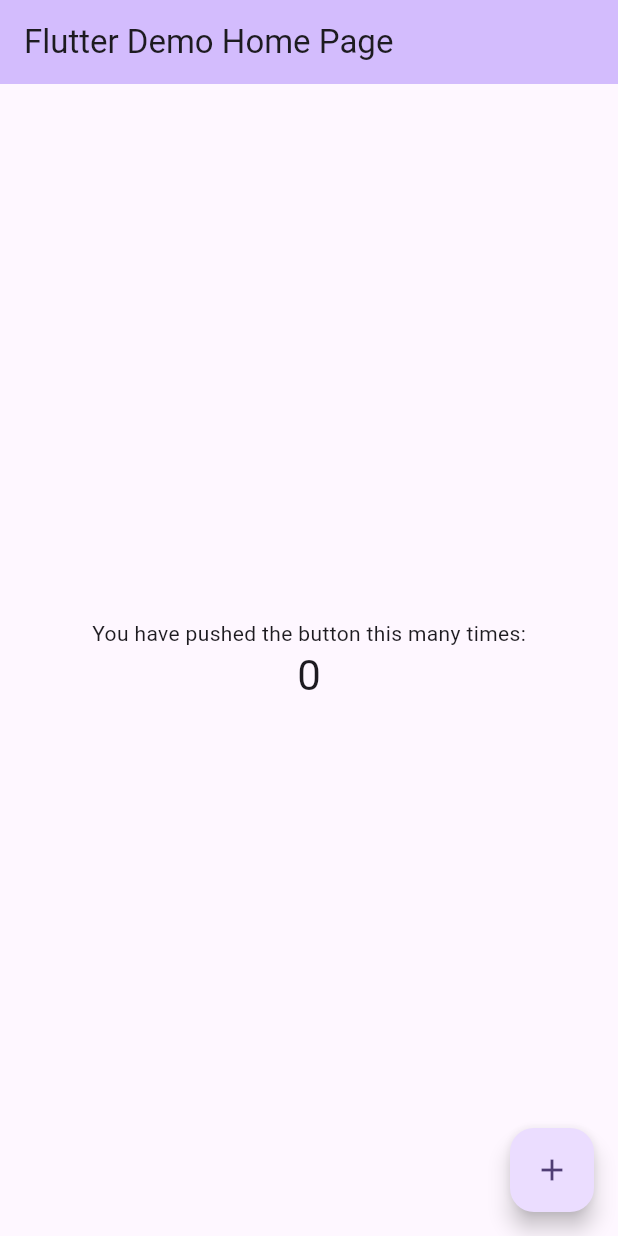
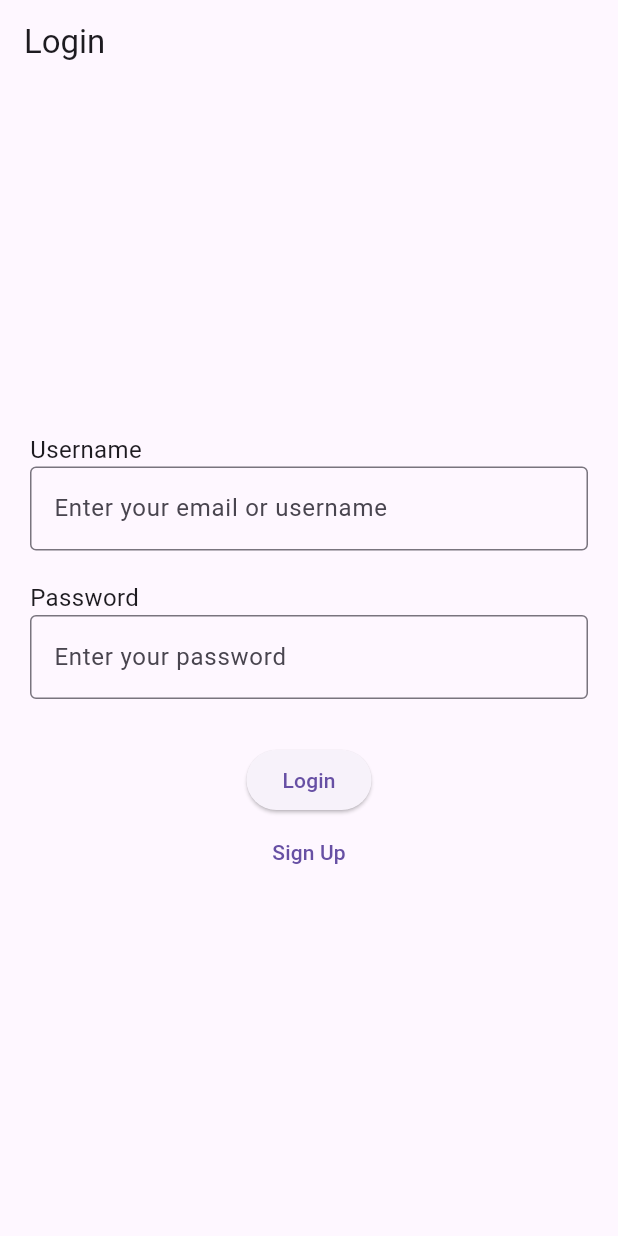
Before and after one commit to LakshyaGitHub98/task_manager, a Flutter app: the screen it shows after launch, on a phone screen of 412 x 824 dp. Run offline on Flutter 3.47's test engine with Material 3 defaults, Android fonts, the phone set to English and light mode, and no system bars.

```diff
--- a/frontend/task_manager/lib/main.dart
+++ b/frontend/task_manager/lib/main.dart
@@ -1,122 +1,25 @@
 import 'package:flutter/material.dart';
+import 'package:provider/provider.dart';
+import 'package:task_manager/provider/item_provider.dart';
+import 'package:task_manager/screens/auth_screen.dart';
 
 void main() {
-  runApp(const MyApp());
+  runApp(
+    ChangeNotifierProvider(
+      create: (_) => ItemProvider(),
+      child: MyApp(),
+    ),
+  );
 }
 
 class MyApp extends StatelessWidget {
-  const MyApp({super.key});
-
-  // This widget is the root of your application.
   @override
   Widget build(BuildContext context) {
     return MaterialApp(
-      title: 'Flutter Demo',
-      theme: ThemeData(
-        // This is the theme of your application.
-        //
-        // TRY THIS: Try running your application with "flutter run". You'll see
-        // the application has a purple toolbar. Then, without quitting the app,
-        // try changing the seedColor in the colorScheme below to Colors.green
-        // and then invoke "hot reload" (save your changes or press the "hot
-        // reload" button in a Flutter-supported IDE, or press "r" if you used
-        // the command line to start the app).
-        //
-        // Notice that the counter didn't reset back to zero; the application
-        // state is not lost during the reload. To reset the state, use hot
-        // restart instead.
-        //
-        // This works for code too, not just values: Most code changes can be
-        // tested with just a hot reload.
-        colorScheme: ColorScheme.fromSeed(seedColor: Colors.deepPurple),
-      ),
-      home: const MyHomePage(title: 'Flutter Demo Home Page'),
+      debugShowCheckedModeBanner: false,
+      title: 'Task Manager',
+      theme: ThemeData(primarySwatch: Colors.teal),
+      home: AuthScreen(),
     );
   }
 }
-
-class MyHomePage extends StatefulWidget {
-  const MyHomePage({super.key, required this.title});
-
-  // This widget is the home page of your application. It is stateful, meaning
-  // that it has a State object (defined below) that contains fields that affect
-  // how it looks.
-
-  // This class is the configuration for the state. It holds the values (in this
-  // case the title) provided by the parent (in this case the App widget) and
-  // used by the build method of the State. Fields in a Widget subclass are
-  // always marked "final".
-
-  final String title;
-
-  @override
-  State<MyHomePage> createState() => _MyHomePageState();
-}
-
-class _MyHomePageState extends State<MyHomePage> {
-  int _counter = 0;
-
-  void _incrementCounter() {
-    setState(() {
-      // This call to setState tells the Flutter framework that something has
-      // changed in this State, which causes it to rerun the build method below
-      // so that the display can reflect the updated values. If we changed
-      // _counter without calling setState(), then the build method would not be
-      // called again, and so nothing would appear to happen.
-      _counter++;
-    });
-  }
-
-  @override
-  Widget build(BuildContext context) {
-    // This method is rerun every time setState is called, for instance as done
-    // by the _incrementCounter method above.
-    //
-    // The Flutter framework has been optimized to make rerunning build methods
-    // fast, so that you can just rebuild anything that needs updating rather
-    // than having to individually change instances of widgets.
-    return Scaffold(
-      appBar: AppBar(
-        // TRY THIS: Try changing the color here to a specific color (to
-        // Colors.amber, perhaps?) and trigger a hot reload to see the AppBar
-        // change color while the other colors stay the same.
-        backgroundColor: Theme.of(context).colorScheme.inversePrimary,
-        // Here we take the value from the MyHomePage object that was created by
-        // the App.build method, and use it to set our appbar title.
-        title: Text(widget.title),
-      ),
-      body: Center(
-        // Center is a layout widget. It takes a single child and positions it
-        // in the middle of the parent.
-        child: Column(
-          // Column is also a layout widget. It takes a list of children and
-          // arranges them vertically. By default, it sizes itself to fit its
-          // children horizontally, and tries to be as tall as its parent.
-          //
-          // Column has various properties to control how it sizes itself and
-          // how it positions its children. Here we use mainAxisAlignment to
-          // center the children vertically; the main axis here is the vertical
-          // axis because Columns are vertical (the cross axis would be
-          // horizontal).
-          //
-          // TRY THIS: Invoke "debug painting" (choose the "Toggle Debug Paint"
-          // action in the IDE, or press "p" in the console), to see the
-          // wireframe for each widget.
-          mainAxisAlignment: MainAxisAlignment.center,
-          children: <Widget>[
-            const Text('You have pushed the button this many times:'),
-            Text(
-              '$_counter',
-              style: Theme.of(context).textTheme.headlineMedium,
-            ),
-          ],
-        ),
-      ),
-      floatingActionButton: FloatingActionButton(
-        onPressed: _incrementCounter,
-        tooltip: 'Increment',
-        child: const Icon(Icons.add),
-      ), // This trailing comma makes auto-formatting nicer for build methods.
-    );
-  }
-}
--- /dev/null
+++ b/frontend/task_manager/lib/models/user.dart
@@ -0,0 +1,37 @@
+// To parse this JSON data, do
+//
+//     final welcome = welcomeFromJson(jsonString);
+
+import 'dart:convert';
+
+User welcomeFromJson(String str) => User.fromJson(json.decode(str));
+
+String welcomeToJson(User data) => json.encode(data.toJson());
+
+class User {
+  String name;
+  String email;
+  String password;
+  DateTime createdAt;
+
+  User({
+    required this.name,
+    required this.email,
+    required this.password,
+    required this.createdAt,
+  });
+
+  factory User.fromJson(Map<String, dynamic> json) => User(
+    name: json["name"],
+    email: json["email"],
+    password: json["password"],
+    createdAt: DateTime.parse(json["createdAt"]),
+  );
+
+  Map<String, dynamic> toJson() => {
+    "name": name,
+    "email": email,
+    "password": password,
+    "createdAt": createdAt.toIso8601String(),
+  };
+}
--- a/frontend/task_manager/lib/screens/auth_screen.dart
+++ b/frontend/task_manager/lib/screens/auth_screen.dart
@@ -0,0 +1,86 @@
+import 'package:flutter/material.dart';
+import 'package:task_manager/screens/home_screen.dart';
+import 'package:task_manager/services/AuthChecker.dart'; // This should contain loginUser()
+import 'signup_screen.dart';
+class AuthScreen extends StatelessWidget {
+  final usernameController = TextEditingController();
+  final passwordController = TextEditingController();
+
+  @override
+  Widget build(BuildContext context) {
+    return Scaffold(
+      appBar: AppBar(title: Text('Login')),
+      body: Padding(
+        padding: const EdgeInsets.all(20.0),
+        child: Column(
+          mainAxisAlignment: MainAxisAlignment.center,
+          children: [
+            // Username Field
+            Align(
+              alignment: Alignment.centerLeft,
+              child: Text("Username", style: TextStyle(fontSize: 16)),
+            ),
+            TextField(
+              controller: usernameController,
+              keyboardType: TextInputType.emailAddress,
+              decoration: InputDecoration(
+                hintText: "Enter your email or username",
+                border: OutlineInputBorder(),
+              ),
+            ),
+            SizedBox(height: 20),
+
+            // Password Field
+            Align(
+              alignment: Alignment.centerLeft,
+              child: Text("Password", style: TextStyle(fontSize: 16)),
+            ),
+            TextField(
+              controller: passwordController,
+              obscureText: true,
+              decoration: InputDecoration(
+                hintText: "Enter your password",
+                border: OutlineInputBorder(),
+              ),
+            ),
+            SizedBox(height: 30),
+
+            // Login Button
+            ElevatedButton(
+              onPressed: () async {
+                final username = usernameController.text.trim();
+                final password = passwordController.text.trim();
+
+                print("Username: $username, Password: $password");
+
+                bool success = await loginUser(username, password);
+
+                if (success) {
+                  Navigator.pushReplacement(
+                    context,
+                    MaterialPageRoute(builder: (context) => HomeScreen()),
+                  );
+                } else {
+                  ScaffoldMessenger.of(context).showSnackBar(
+                    SnackBar(content: Text('Login failed')),
+                  );
+                }
+              },
+              child: Text("Login"),
+            ),
+            TextButton(
+              onPressed: () {
+                Navigator.push(
+                  context,
+                  MaterialPageRoute(builder: (context) => SignupScreen()),
+                );
+              },
+              child: Text("Sign Up"),
+            ),
+
+          ],
+        ),
+      ),
+    );
+  }
+}
--- a/frontend/task_manager/pubspec.yaml
+++ b/frontend/task_manager/pubspec.yaml
@@ -28,12 +28,14 @@ environment:
 # the latest version available on pub.dev. To see which dependencies have newer
 # versions available, run `flutter pub outdated`.
 dependencies:
+  http: ^0.13.5
   flutter:
     sdk: flutter
 
   # The following adds the Cupertino Icons font to your application.
   # Use with the CupertinoIcons class for iOS style icons.
   cupertino_icons: ^1.0.8
+  provider: ^6.1.5
 
 dev_dependencies:
   flutter_test:
```
Also changed, not shown: frontend/task_manager/lib/provider/item_provider.dart (+29 -0 lines), frontend/task_manager/lib/screens/home_screen.dart (+86 -0 lines), frontend/task_manager/lib/screens/signup_screen.dart (added, +76 -0 lines), frontend/task_manager/lib/services/AuthChecker.dart (+5 -3 lines), frontend/task_manager/pubspec.lock, 1 other file.
